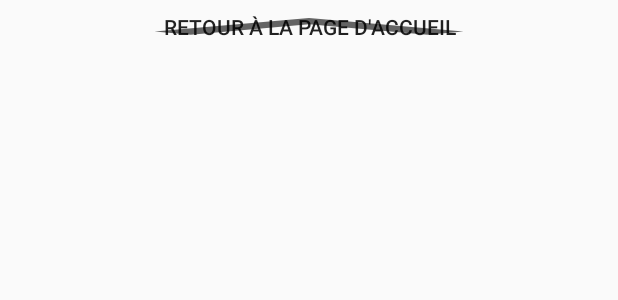
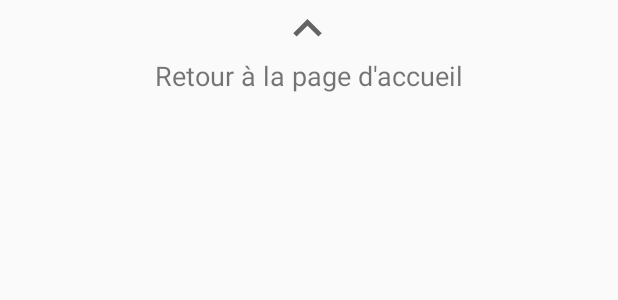
Before and after one commit to GregPhi/application_zoo_de_lille, an Android app: the layout activity_informations.xml on its own in the app's theme, with its tools: preview values and no code run, on a phone screen of 412 x 824 dp. Shown: the top 300 px of the screen. Run offline under Robolectric (Android 15) with nearby library versions, the phone set to English and light mode, and no system bars.

Commit message:
fix : back to home now use a ContraintLayout contains an ImageView and a TextView

```diff
--- a/ZooDeLille/app/src/main/res/layout/activity_informations.xml
+++ b/ZooDeLille/app/src/main/res/layout/activity_informations.xml
@@ -14,14 +14,33 @@
             android:layout_width="match_parent"
             android:layout_height="wrap_content" >
 
-            <Button
+            <androidx.constraintlayout.widget.ConstraintLayout
                 android:id="@+id/button_to_home"
                 android:layout_width="match_parent"
-                android:layout_height="36dp"
-                android:background="@drawable/ic_baseline_expand_less_24"
-                android:text="@string/back_home"
+                android:layout_height="wrap_content"
                 app:layout_constraintStart_toStartOf="parent"
-                app:layout_constraintTop_toTopOf="parent" />
+                app:layout_constraintTop_toTopOf="parent" >
+
+                <ImageView
+                    android:id="@+id/imageView3"
+                    android:layout_width="82dp"
+                    android:layout_height="38dp"
+                    android:layout_marginStart="164dp"
+                    app:layout_constraintStart_toStartOf="parent"
+                    app:layout_constraintTop_toTopOf="parent"
+                    app:srcCompat="@drawable/ic_baseline_expand_less_24"
+                    android:contentDescription="@string/back_home" />
+
+                <TextView
+                    android:id="@+id/textView2"
+                    android:layout_width="match_parent"
+                    android:layout_height="wrap_content"
+                    android:text="@string/back_home"
+                    android:textAlignment="center"
+                    android:textSize="18sp"
+                    app:layout_constraintStart_toStartOf="parent"
+                    app:layout_constraintTop_toBottomOf="@+id/imageView3" />
+            </androidx.constraintlayout.widget.ConstraintLayout>
 
             <Space
                 android:id="@+id/space1"
@@ -30,11 +49,28 @@
                 app:layout_constraintStart_toStartOf="parent"
                 app:layout_constraintTop_toBottomOf="@+id/button_to_home" />
 
+            <TextView
+                android:id="@+id/open_or_not"
+                android:layout_width="match_parent"
+                android:layout_height="wrap_content"
+                android:textAlignment="center"
+                android:textSize="24sp"
+                app:layout_constraintTop_toBottomOf="@+id/space1"
+                tools:layout_editor_absoluteX="16dp" />
+
+            <Space
+                android:id="@+id/space5"
+                android:layout_width="match_parent"
+                android:layout_height="5dp"
+                app:layout_constraintStart_toStartOf="parent"
+                app:layout_constraintTop_toBottomOf="@+id/open_or_not" />
+
             <RelativeLayout
                 android:id="@+id/timetable"
                 android:layout_width="match_parent"
                 android:layout_height="wrap_content"
-                app:layout_constraintTop_toBottomOf="@+id/space1">
+                app:layout_constraintStart_toStartOf="parent"
+                app:layout_constraintTop_toBottomOf="@+id/space5">
 
 
                 <androidx.constraintlayout.widget.ConstraintLayout
```
